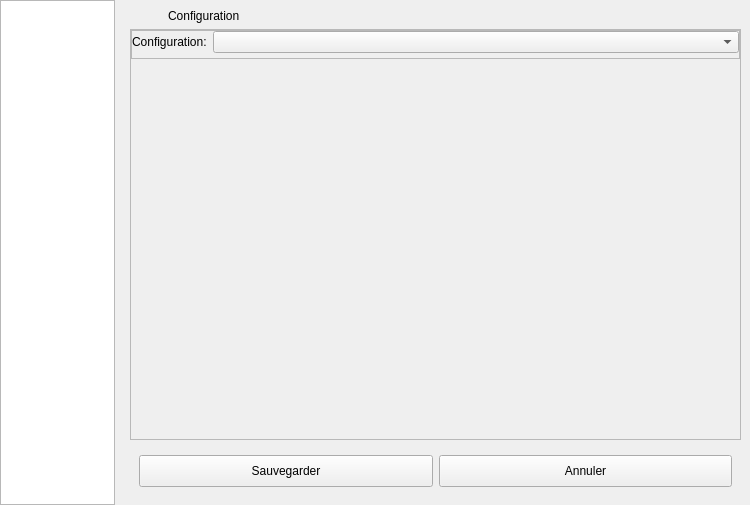
First picture: the form in client/src/editors/ServiceConfigWidget.ui, repository introlab/openteraplus, before the edit.
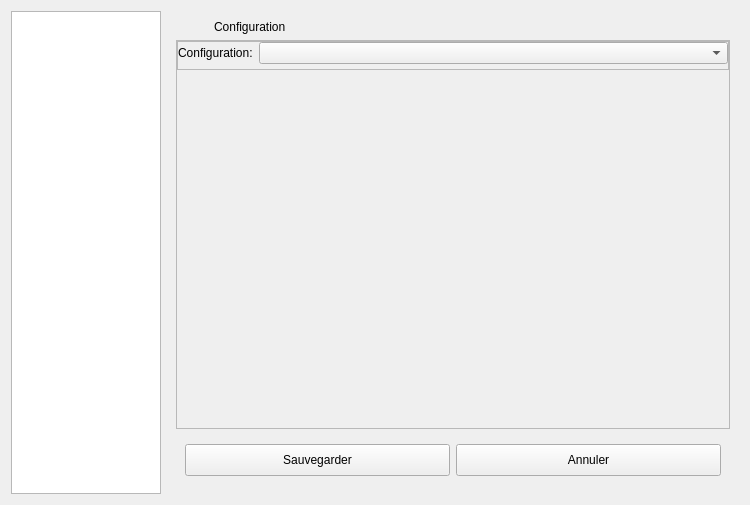
Second picture: the form after the edit. Icons and pictures are not drawn. Custom widgets are drawn as their Qt base class.

The edit to the form file:
```diff
--- a/client/src/editors/ServiceConfigWidget.ui
+++ b/client/src/editors/ServiceConfigWidget.ui
@@ -16,20 +16,8 @@
   <property name="styleSheet">
    <string notr="true"/>
   </property>
-  <layout class="QHBoxLayout" name="horizontalLayout_5">
-   <property name="leftMargin">
-    <number>0</number>
-   </property>
-   <property name="topMargin">
-    <number>0</number>
-   </property>
-   <property name="rightMargin">
-    <number>0</number>
-   </property>
-   <property name="bottomMargin">
-    <number>0</number>
-   </property>
-   <item alignment="Qt::AlignLeft">
+  <layout class="QHBoxLayout" name="horizontalLayout_4">
+   <item>
     <widget class="QListWidget" name="lstServiceConfig">
      <property name="sizePolicy">
       <sizepolicy hsizetype="Maximum" vsizetype="Expanding">
@@ -39,7 +27,7 @@
      </property>
      <property name="maximumSize">
       <size>
-       <width>115</width>
+       <width>150</width>
        <height>16777215</height>
       </size>
      </property>
@@ -48,22 +36,28 @@
      </property>
      <property name="iconSize">
       <size>
-       <width>32</width>
-       <height>32</height>
+       <width>48</width>
+       <height>48</height>
       </size>
      </property>
+     <property name="textElideMode">
+      <enum>Qt::ElideRight</enum>
+     </property>
      <property name="movement">
       <enum>QListView::Static</enum>
      </property>
      <property name="flow">
-      <enum>QListView::TopToBottom</enum>
+      <enum>QListView::LeftToRight</enum>
      </property>
-     <property name="resizeMode">
-      <enum>QListView::Fixed</enum>
+     <property name="isWrapping" stdset="0">
+      <bool>true</bool>
+     </property>
+     <property name="layoutMode">
+      <enum>QListView::Batched</enum>
      </property>
      <property name="gridSize">
       <size>
-       <width>100</width>
+       <width>150</width>
        <height>90</height>
       </size>
      </property>
@@ -135,8 +129,8 @@
           <rect>
            <x>0</x>
            <y>0</y>
-           <width>609</width>
-           <height>389</height>
+           <width>556</width>
+           <height>371</height>
           </rect>
          </property>
          <layout class="QVBoxLayout" name="verticalLayout">
```
Left out of the diff: 12 changed lines with no effect on the pictures.
